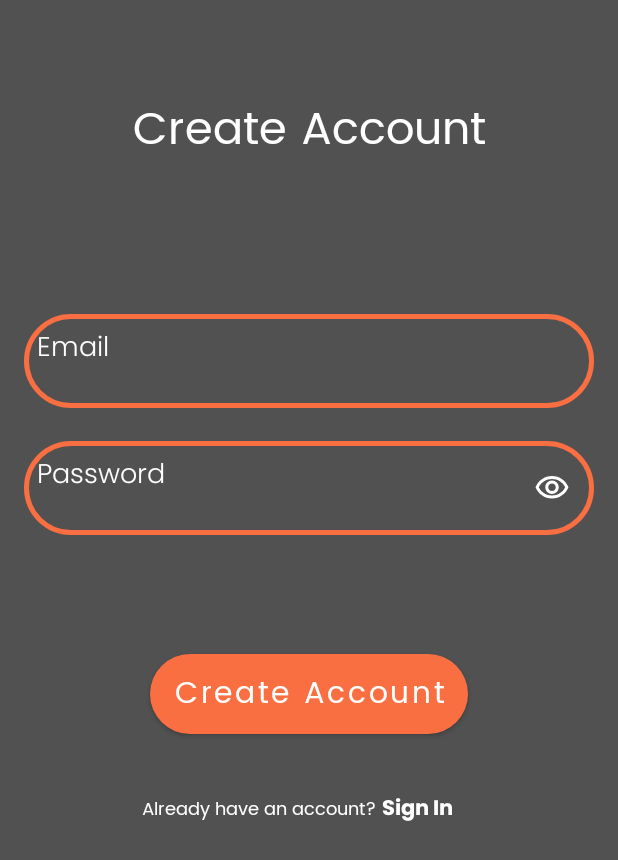
After one commit to JensRas/ScribbleShare, an Android app: the Create_Account screen opened directly, with no data from a screen before it, on a phone screen of 412 x 824 dp. The commit adds this screen. Shown: the top 860 px of the screen. Run offline under Robolectric (Android 15) with nearby library versions, the phone set to English and light mode, and no system bars.

Commit message:
Made good progress on Create Account page

```diff
--- a/ScribbleShare/app/build.gradle
+++ b/ScribbleShare/app/build.gradle
@@ -25,6 +25,9 @@ android {
         sourceCompatibility JavaVersion.VERSION_1_8
         targetCompatibility JavaVersion.VERSION_1_8
     }
+    buildFeatures {
+        viewBinding true
+    }
 }
 
 dependencies {
@@ -32,6 +35,9 @@ dependencies {
     implementation 'androidx.appcompat:appcompat:1.3.1'
     implementation 'com.google.android.material:material:1.4.0'
     implementation 'androidx.constraintlayout:constraintlayout:2.1.0'
+    implementation 'androidx.annotation:annotation:1.2.0'
+    implementation 'androidx.lifecycle:lifecycle-livedata-ktx:2.3.1'
+    implementation 'androidx.lifecycle:lifecycle-viewmodel-ktx:2.3.1'
     testImplementation 'junit:junit:4.+'
     androidTestImplementation 'androidx.test.ext:junit:1.1.3'
     androidTestImplementation 'androidx.test.espresso:espresso-core:3.4.0'
--- /dev/null
+++ b/ScribbleShare/app/src/main/java/com/example/scribbleshare/Create_Account.java
@@ -0,0 +1,17 @@
+package com.example.scribbleshare;
+
+import androidx.appcompat.app.AppCompatActivity;
+
+import android.content.Intent;
+import android.os.Bundle;
+import android.view.View;
+
+public class Create_Account extends AppCompatActivity {
+
+    @Override
+    public void onCreate(Bundle savedInstanceState) {
+
+        super.onCreate(savedInstanceState);
+        setContentView(R.layout.activity_create_account);
+    }
+}
--- a/ScribbleShare/app/src/main/java/com/example/scribbleshare/MainActivity.java
+++ b/ScribbleShare/app/src/main/java/com/example/scribbleshare/MainActivity.java
@@ -1,14 +1,27 @@
 package com.example.scribbleshare;
+
+
+import android.content.Intent;
+import android.os.Bundle;
+import android.view.View;
+import android.widget.Button;
 
 import androidx.appcompat.app.AppCompatActivity;
 
-import android.os.Bundle;
-
 public class MainActivity extends AppCompatActivity {
+    Button create_account;
 
     @Override
     protected void onCreate(Bundle savedInstanceState) {
         super.onCreate(savedInstanceState);
         setContentView(R.layout.activity_main);
+
+        create_account=(Button) findViewById(R.id.button);
+        create_account.setOnClickListener(new View.OnClickListener() {
+            @Override
+            public void onClick(View view) {
+                startActivity(new Intent(view.getContext(), Create_Account.class));
+            }
+        });
     }
 }
--- /dev/null
+++ b/ScribbleShare/app/src/main/res/drawable/ic_outline_visibility_24.xml
@@ -0,0 +1,5 @@
+<vector android:height="24dp" android:tint="#FFFFFF"
+    android:viewportHeight="24" android:viewportWidth="24"
+    android:width="24dp" xmlns:android="http://schemas.android.com/apk/res/android">
+    <path android:fillColor="@android:color/white" android:pathData="M12,6c3.79,0 7.17,2.13 8.82,5.5C19.17,14.87 15.79,17 12,17s-7.17,-2.13 -8.82,-5.5C4.83,8.13 8.21,6 12,6m0,-2C7,4 2.73,7.11 1,11.5 2.73,15.89 7,19 12,19s9.27,-3.11 11,-7.5C21.27,7.11 17,4 12,4zM12,9c1.38,0 2.5,1.12 2.5,2.5S13.38,14 12,14s-2.5,-1.12 -2.5,-2.5S10.62,9 12,9m0,-2c-2.48,0 -4.5,2.02 -4.5,4.5S9.52,16 12,16s4.5,-2.02 4.5,-4.5S14.48,7 12,7z"/>
+</vector>
--- /dev/null
+++ b/ScribbleShare/app/src/main/res/drawable/logo_background.xml
@@ -0,0 +1,74 @@
+<?xml version="1.0" encoding="utf-8"?>
+<vector
+    android:height="108dp"
+    android:width="108dp"
+    android:viewportHeight="108"
+    android:viewportWidth="108"
+    xmlns:android="http://schemas.android.com/apk/res/android">
+    <path android:fillColor="#3DDC84"
+          android:pathData="M0,0h108v108h-108z"/>
+    <path android:fillColor="#00000000" android:pathData="M9,0L9,108"
+          android:strokeColor="#33FFFFFF" android:strokeWidth="0.8"/>
+    <path android:fillColor="#00000000" android:pathData="M19,0L19,108"
+          android:strokeColor="#33FFFFFF" android:strokeWidth="0.8"/>
+    <path android:fillColor="#00000000" android:pathData="M29,0L29,108"
+          android:strokeColor="#33FFFFFF" android:strokeWidth="0.8"/>
+    <path android:fillColor="#00000000" android:pathData="M39,0L39,108"
+          android:strokeColor="#33FFFFFF" android:strokeWidth="0.8"/>
+    <path android:fillColor="#00000000" android:pathData="M49,0L49,108"
+          android:strokeColor="#33FFFFFF" android:strokeWidth="0.8"/>
+    <path android:fillColor="#00000000" android:pathData="M59,0L59,108"
+          android:strokeColor="#33FFFFFF" android:strokeWidth="0.8"/>
+    <path android:fillColor="#00000000" android:pathData="M69,0L69,108"
+          android:strokeColor="#33FFFFFF" android:strokeWidth="0.8"/>
+    <path android:fillColor="#00000000" android:pathData="M79,0L79,108"
+          android:strokeColor="#33FFFFFF" android:strokeWidth="0.8"/>
+    <path android:fillColor="#00000000" android:pathData="M89,0L89,108"
+          android:strokeColor="#33FFFFFF" android:strokeWidth="0.8"/>
+    <path android:fillColor="#00000000" android:pathData="M99,0L99,108"
+          android:strokeColor="#33FFFFFF" android:strokeWidth="0.8"/>
+    <path android:fillColor="#00000000" android:pathData="M0,9L108,9"
+          android:strokeColor="#33FFFFFF" android:strokeWidth="0.8"/>
+    <path android:fillColor="#00000000" android:pathData="M0,19L108,19"
+          android:strokeColor="#33FFFFFF" android:strokeWidth="0.8"/>
+    <path android:fillColor="#00000000" android:pathData="M0,29L108,29"
+          android:strokeColor="#33FFFFFF" android:strokeWidth="0.8"/>
+    <path android:fillColor="#00000000" android:pathData="M0,39L108,39"
+          android:strokeColor="#33FFFFFF" android:strokeWidth="0.8"/>
+    <path android:fillColor="#00000000" android:pathData="M0,49L108,49"
+          android:strokeColor="#33FFFFFF" android:strokeWidth="0.8"/>
+    <path android:fillColor="#00000000" android:pathData="M0,59L108,59"
+          android:strokeColor="#33FFFFFF" android:strokeWidth="0.8"/>
+    <path android:fillColor="#00000000" android:pathData="M0,69L108,69"
+          android:strokeColor="#33FFFFFF" android:strokeWidth="0.8"/>
+    <path android:fillColor="#00000000" android:pathData="M0,79L108,79"
+          android:strokeColor="#33FFFFFF" android:strokeWidth="0.8"/>
+    <path android:fillColor="#00000000" android:pathData="M0,89L108,89"
+          android:strokeColor="#33FFFFFF" android:strokeWidth="0.8"/>
+    <path android:fillColor="#00000000" android:pathData="M0,99L108,99"
+          android:strokeColor="#33FFFFFF" android:strokeWidth="0.8"/>
+    <path android:fillColor="#00000000" android:pathData="M19,29L89,29"
+          android:strokeColor="#33FFFFFF" android:strokeWidth="0.8"/>
+    <path android:fillColor="#00000000" android:pathData="M19,39L89,39"
+          android:strokeColor="#33FFFFFF" android:strokeWidth="0.8"/>
+    <path android:fillColor="#00000000" android:pathData="M19,49L89,49"
+          android:strokeColor="#33FFFFFF" android:strokeWidth="0.8"/>
+    <path android:fillColor="#00000000" android:pathData="M19,59L89,59"
+          android:strokeColor="#33FFFFFF" android:strokeWidth="0.8"/>
+    <path android:fillColor="#00000000" android:pathData="M19,69L89,69"
+          android:strokeColor="#33FFFFFF" android:strokeWidth="0.8"/>
+    <path android:fillColor="#00000000" android:pathData="M19,79L89,79"
+          android:strokeColor="#33FFFFFF" android:strokeWidth="0.8"/>
+    <path android:fillColor="#00000000" android:pathData="M29,19L29,89"
+          android:strokeColor="#33FFFFFF" android:strokeWidth="0.8"/>
+    <path android:fillColor="#00000000" android:pathData="M39,19L39,89"
+          android:strokeColor="#33FFFFFF" android:strokeWidth="0.8"/>
+    <path android:fillColor="#00000000" android:pathData="M49,19L49,89"
+          android:strokeColor="#33FFFFFF" android:strokeWidth="0.8"/>
+    <path android:fillColor="#00000000" android:pathData="M59,19L59,89"
+          android:strokeColor="#33FFFFFF" android:strokeWidth="0.8"/>
+    <path android:fillColor="#00000000" android:pathData="M69,19L69,89"
+          android:strokeColor="#33FFFFFF" android:strokeWidth="0.8"/>
+    <path android:fillColor="#00000000" android:pathData="M79,19L79,89"
+          android:strokeColor="#33FFFFFF" android:strokeWidth="0.8"/>
+</vector>
--- /dev/null
+++ b/ScribbleShare/app/src/main/res/drawable/round_corner_outline.xml
@@ -0,0 +1,16 @@
+<?xml version="1.0" encoding="utf-8"?>
+<shape xmlns:android="http://schemas.android.com/apk/res/android">
+
+    <corners android:radius="40dp" />
+
+    <padding
+        android:bottom="24dp"
+        android:left="9dp"
+        android:right="24dp"
+        android:top="9dp" />
+
+    <stroke
+        android:width="3dp"
+        android:color="@color/red_orange" />
+
+</shape>
--- /dev/null
+++ b/ScribbleShare/app/src/main/res/layout-w1240dp/activity_create_account.xml
@@ -0,0 +1,70 @@
+<?xml version="1.0" encoding="utf-8"?>
+<androidx.constraintlayout.widget.ConstraintLayout
+    xmlns:android="http://schemas.android.com/apk/res/android"
+    xmlns:app="http://schemas.android.com/apk/res-auto"
+    xmlns:tools="http://schemas.android.com/tools"
+    android:id="@+id/container"
+    android:layout_width="match_parent"
+    android:layout_height="match_parent"
+    android:paddingBottom="@dimen/activity_vertical_margin"
+    android:paddingLeft="@dimen/activity_horizontal_margin"
+    android:paddingRight="@dimen/activity_horizontal_margin"
+    android:paddingTop="@dimen/activity_vertical_margin"
+    tools:context=".ui.login.Create_Account">
+
+    <EditText
+        android:id="@+id/username"
+        android:layout_width="0dp"
+        android:layout_height="wrap_content"
+        android:layout_marginTop="96dp"
+        android:hint="@string/prompt_email"
+        android:inputType="textEmailAddress"
+        android:selectAllOnFocus="true"
+        app:layout_constraintEnd_toEndOf="parent"
+        app:layout_constraintStart_toStartOf="parent"
+        app:layout_constraintTop_toTopOf="parent" />
+
+    <EditText
+        android:id="@+id/password"
+        android:layout_width="0dp"
+        android:layout_height="wrap_content"
+        android:layout_marginTop="8dp"
+        android:hint="@string/prompt_password"
+        android:imeActionLabel="@string/action_sign_in_short"
+        android:imeOptions="actionDone"
+        android:inputType="textPassword"
+        android:selectAllOnFocus="true"
+        app:layout_constraintEnd_toEndOf="parent"
+        app:layout_constraintStart_toStartOf="parent"
+        app:layout_constraintTop_toBottomOf="@+id/username" />
+
+    <Button
+        android:id="@+id/login"
+        android:enabled="false"
+        android:layout_width="wrap_content"
+        android:layout_height="wrap_content"
+        android:layout_gravity="start"
+        android:layout_marginTop="16dp"
+        android:layout_marginBottom="64dp"
+        android:text="@string/action_sign_in"
+        app:layout_constraintBottom_toBottomOf="parent"
+        app:layout_constraintEnd_toEndOf="parent"
+        app:layout_constraintStart_toStartOf="parent"
+        app:layout_constraintTop_toBottomOf="@+id/password"
+        app:layout_constraintVertical_bias="0.2" />
+
+    <ProgressBar
+        android:id="@+id/loading"
+        android:visibility="gone"
+        android:layout_width="wrap_content"
+        android:layout_height="wrap_content"
+        android:layout_gravity="center"
+        android:layout_marginTop="64dp"
+        android:layout_marginBottom="64dp"
+        app:layout_constraintBottom_toBottomOf="parent"
+        app:layout_constraintEnd_toEndOf="@+id/password"
+        app:layout_constraintStart_toStartOf="@+id/password"
+        app:layout_constraintTop_toTopOf="parent"
+        app:layout_constraintVertical_bias="0.3" />
+
+</androidx.constraintlayout.widget.ConstraintLayout>
--- /dev/null
+++ b/ScribbleShare/app/src/main/res/layout-w936dp/activity_create_account.xml
@@ -0,0 +1,77 @@
+<?xml version="1.0" encoding="utf-8"?>
+<androidx.constraintlayout.widget.ConstraintLayout
+    xmlns:android="http://schemas.android.com/apk/res/android"
+    xmlns:app="http://schemas.android.com/apk/res-auto"
+    xmlns:tools="http://schemas.android.com/tools"
+    android:id="@+id/container"
+    android:layout_width="match_parent"
+    android:layout_height="match_parent"
+    android:paddingBottom="@dimen/activity_vertical_margin"
+    android:paddingLeft="@dimen/activity_horizontal_margin"
+    android:paddingRight="@dimen/activity_horizontal_margin"
+    android:paddingTop="@dimen/activity_vertical_margin"
+    tools:context=".ui.login.Create_Account">
+
+    <androidx.constraintlayout.widget.ConstraintLayout
+        android:layout_width="840dp"
+        android:layout_height="match_parent"
+        app:layout_constraintStart_toStartOf="parent"
+        app:layout_constraintEnd_toEndOf="parent">
+
+    <EditText
+        android:id="@+id/username"
+        android:layout_width="0dp"
+        android:layout_height="wrap_content"
+        android:layout_marginTop="96dp"
+        android:hint="@string/prompt_email"
+        android:inputType="textEmailAddress"
+        android:selectAllOnFocus="true"
+        app:layout_constraintEnd_toEndOf="parent"
+        app:layout_constraintStart_toStartOf="parent"
+        app:layout_constraintTop_toTopOf="parent" />
+
+    <EditText
+        android:id="@+id/password"
+        android:layout_width="0dp"
+        android:layout_height="wrap_content"
+        android:layout_marginTop="8dp"
+        android:hint="@string/prompt_password"
+        android:imeActionLabel="@string/action_sign_in_short"
+        android:imeOptions="actionDone"
+        android:inputType="textPassword"
+        android:selectAllOnFocus="true"
+        app:layout_constraintEnd_toEndOf="parent"
+        app:layout_constraintStart_toStartOf="parent"
+        app:layout_constraintTop_toBottomOf="@+id/username" />
+
+    <Button
+        android:id="@+id/login"
+        android:enabled="false"
+        android:layout_width="wrap_content"
+        android:layout_height="wrap_content"
+        android:layout_gravity="start"
+        android:layout_marginTop="16dp"
+        android:layout_marginBottom="64dp"
+        android:text="@string/action_sign_in"
+        app:layout_constraintBottom_toBottomOf="parent"
+        app:layout_constraintEnd_toEndOf="parent"
+        app:layout_constraintStart_toStartOf="parent"
+        app:layout_constraintTop_toBottomOf="@+id/password"
+        app:layout_constraintVertical_bias="0.2" />
+
+    <ProgressBar
+        android:id="@+id/loading"
+        android:visibility="gone"
+        android:layout_width="wrap_content"
+        android:layout_height="wrap_content"
+        android:layout_gravity="center"
+        android:layout_marginTop="64dp"
+        android:layout_marginBottom="64dp"
+        app:layout_constraintBottom_toBottomOf="parent"
+        app:layout_constraintEnd_toEndOf="@+id/password"
+        app:layout_constraintStart_toStartOf="@+id/password"
+        app:layout_constraintTop_toTopOf="parent"
+        app:layout_constraintVertical_bias="0.3" />
+
+    </androidx.constraintlayout.widget.ConstraintLayout>
+</androidx.constraintlayout.widget.ConstraintLayout>
--- /dev/null
+++ b/ScribbleShare/app/src/main/res/layout/activity_create_account.xml
@@ -0,0 +1,138 @@
+<?xml version="1.0" encoding="utf-8"?>
+<androidx.constraintlayout.widget.ConstraintLayout
+    xmlns:android="http://schemas.android.com/apk/res/android"
+    xmlns:app="http://schemas.android.com/apk/res-auto"
+    xmlns:tools="http://schemas.android.com/tools"
+    android:id="@+id/container"
+    android:layout_width="match_parent"
+    android:layout_height="match_parent"
+    android:background="@color/grey"
+    android:paddingBottom="@dimen/activity_vertical_margin"
+    android:paddingLeft="@dimen/activity_horizontal_margin"
+    android:paddingRight="@dimen/activity_horizontal_margin"
+    android:paddingTop="@dimen/activity_vertical_margin"
+    tools:context="Create_Account">
+
+    <EditText
+        android:id="@+id/password"
+        android:layout_width="0dp"
+        android:layout_height="wrap_content"
+        android:layout_marginTop="22dp"
+        android:background="@drawable/round_corner_outline"
+        android:fontFamily="@font/poppins_light"
+        android:hint="@string/prompt_password"
+        android:imeActionLabel="@string/action_sign_in_short"
+        android:imeOptions="actionDone"
+        android:inputType="textPassword"
+        android:selectAllOnFocus="true"
+        android:textColor="@color/white"
+        android:textColorHint="@color/white"
+        app:layout_constraintEnd_toEndOf="parent"
+        app:layout_constraintStart_toStartOf="parent"
+        app:layout_constraintTop_toBottomOf="@+id/username" />
+
+    <EditText
+        android:id="@+id/username"
+        android:layout_width="0dp"
+        android:layout_height="wrap_content"
+        android:layout_marginTop="193dp"
+        android:background="@drawable/round_corner_outline"
+        android:fontFamily="@font/poppins_light"
+        android:hint="@string/prompt_email"
+        android:inputType="textEmailAddress"
+        android:selectAllOnFocus="true"
+        android:textColor="@color/white"
+        android:textColorHint="@color/white"
+        app:layout_constraintEnd_toEndOf="parent"
+        app:layout_constraintStart_toStartOf="parent"
+        app:layout_constraintTop_toTopOf="parent" />
+
+    <Button
+        android:id="@+id/login"
+        android:layout_width="wrap_content"
+        android:layout_height="wrap_content"
+        android:layout_centerHorizontal="true"
+        android:layout_marginTop="16dp"
+        android:layout_marginBottom="64dp"
+        android:background="@drawable/rounded_corner"
+        android:enabled="true"
+        android:fontFamily="@font/poppins"
+        android:text="Create Account"
+        android:textAlignment="center"
+        android:textAllCaps="false"
+        android:textSize="20sp"
+        app:layout_constraintBottom_toBottomOf="parent"
+        app:layout_constraintEnd_toEndOf="parent"
+        app:layout_constraintStart_toStartOf="parent"
+        app:layout_constraintTop_toBottomOf="@+id/password"
+        app:layout_constraintVertical_bias="0.2" />
+
+    <ProgressBar
+        android:id="@+id/loading"
+        android:visibility="gone"
+        android:layout_width="wrap_content"
+        android:layout_height="wrap_content"
+        android:layout_gravity="center"
+        android:layout_marginTop="64dp"
+        android:layout_marginBottom="64dp"
+        app:layout_constraintBottom_toBottomOf="parent"
+        app:layout_constraintEnd_toEndOf="@+id/password"
+        app:layout_constraintStart_toStartOf="@+id/password"
+        app:layout_constraintTop_toTopOf="parent"
+        app:layout_constraintVertical_bias="0.3" />
+
+    <TextView
+        android:id="@+id/create_account"
+        android:layout_width="wrap_content"
+        android:layout_height="wrap_content"
+        android:layout_centerHorizontal="true"
+        android:layout_marginTop="46dp"
+        android:fontFamily="@font/poppins"
+        android:text="Create Account"
+        android:textColor="@color/white"
+        android:textSize="30sp"
+        app:layout_constraintEnd_toEndOf="parent"
+        app:layout_constraintStart_toStartOf="parent"
+        app:layout_constraintTop_toTopOf="parent" />
+
+    <TextView
+        android:id="@+id/sign_in_question"
+        android:layout_width="wrap_content"
+        android:layout_height="wrap_content"
+        android:layout_marginTop="40dp"
+        android:fontFamily="@font/poppins"
+        android:text="Already have an account?"
+        android:textAlignment="center"
+        android:textColor="@color/white"
+        android:textSize="12sp"
+        app:layout_constraintEnd_toEndOf="parent"
+        app:layout_constraintHorizontal_bias="0.352"
+        app:layout_constraintStart_toStartOf="parent"
+        app:layout_constraintTop_toBottomOf="@+id/login" />
+
+    <ImageView
+        android:id="@+id/imageView"
+        android:layout_width="wrap_content"
+        android:layout_height="wrap_content"
+        android:layout_centerVertical="true"
+        android:layout_marginEnd="16dp"
+        android:src="@drawable/ic_outline_visibility_24"
+        app:layout_constraintBottom_toBottomOf="@+id/password"
+        app:layout_constraintEnd_toEndOf="@+id/password"
+        app:layout_constraintTop_toTopOf="@+id/password" />
+
+    <TextView
+        android:id="@+id/sign_in"
+        android:layout_width="wrap_content"
+        android:layout_height="wrap_content"
+        android:layout_marginTop="38dp"
+        android:fontFamily="@font/poppins_bold"
+        android:text="Sign In"
+        android:textColor="@color/white"
+        android:textColorLink="@color/white"
+        app:layout_constraintEnd_toEndOf="parent"
+        app:layout_constraintHorizontal_bias="0.04"
+        app:layout_constraintStart_toEndOf="@+id/sign_in_question"
+        app:layout_constraintTop_toBottomOf="@+id/login" />
+
+</androidx.constraintlayout.widget.ConstraintLayout>
--- /dev/null
+++ b/ScribbleShare/app/src/main/res/values-land/dimens.xml
@@ -0,0 +1,3 @@
+<resources>
+ <dimen name="activity_horizontal_margin">48dp</dimen>
+</resources>
--- /dev/null
+++ b/ScribbleShare/app/src/main/res/values-w1240dp/dimens.xml
@@ -0,0 +1,3 @@
+<resources>
+ <dimen name="activity_horizontal_margin">200dp</dimen>
+</resources>
--- /dev/null
+++ b/ScribbleShare/app/src/main/res/values-w600dp/dimens.xml
@@ -0,0 +1,3 @@
+<resources>
+ <dimen name="activity_horizontal_margin">48dp</dimen>
+</resources>
--- /dev/null
+++ b/ScribbleShare/app/src/main/res/values/dimens.xml
@@ -0,0 +1,5 @@
+<resources>
+    <!-- Default screen margins, per the Android Design guidelines. -->
+ <dimen name="activity_horizontal_margin">16dp</dimen>
+ <dimen name="activity_vertical_margin">16dp</dimen>
+</resources>
--- a/ScribbleShare/app/src/main/res/values/strings.xml
+++ b/ScribbleShare/app/src/main/res/values/strings.xml
@@ -1,3 +1,12 @@
 <resources>
     <string name="app_name">ScribbleShare</string>
+    <string name="title_activity_create_account">Create_Account</string>
+    <string name="prompt_email">Email</string>
+    <string name="prompt_password">Password</string>
+    <string name="action_sign_in">Sign in or register</string>
+    <string name="action_sign_in_short">Sign in</string>
+    <string name="welcome">"Welcome !"</string>
+    <string name="invalid_username">Not a valid username</string>
+    <string name="invalid_password">Password must be >5 characters</string>
+    <string name="login_failed">"Login failed"</string>
 </resources>
--- a/ScribbleShare/build.gradle
+++ b/ScribbleShare/build.gradle
@@ -3,9 +3,10 @@ buildscript {
     repositories {
         google()
         mavenCentral()
+        jcenter()
     }
     dependencies {
-        classpath "com.android.tools.build:gradle:7.0.1"
+        classpath "com.android.tools.build:gradle:7.0.2"
 
         // NOTE: Do not place your application dependencies here; they belong
         // in the individual module build.gradle files
```
Also changed, not shown: ScribbleShare/app/src/main/AndroidManifest.xml (+8 -3 lines), ScribbleShare/app/src/main/logo-playstore.png (added).
